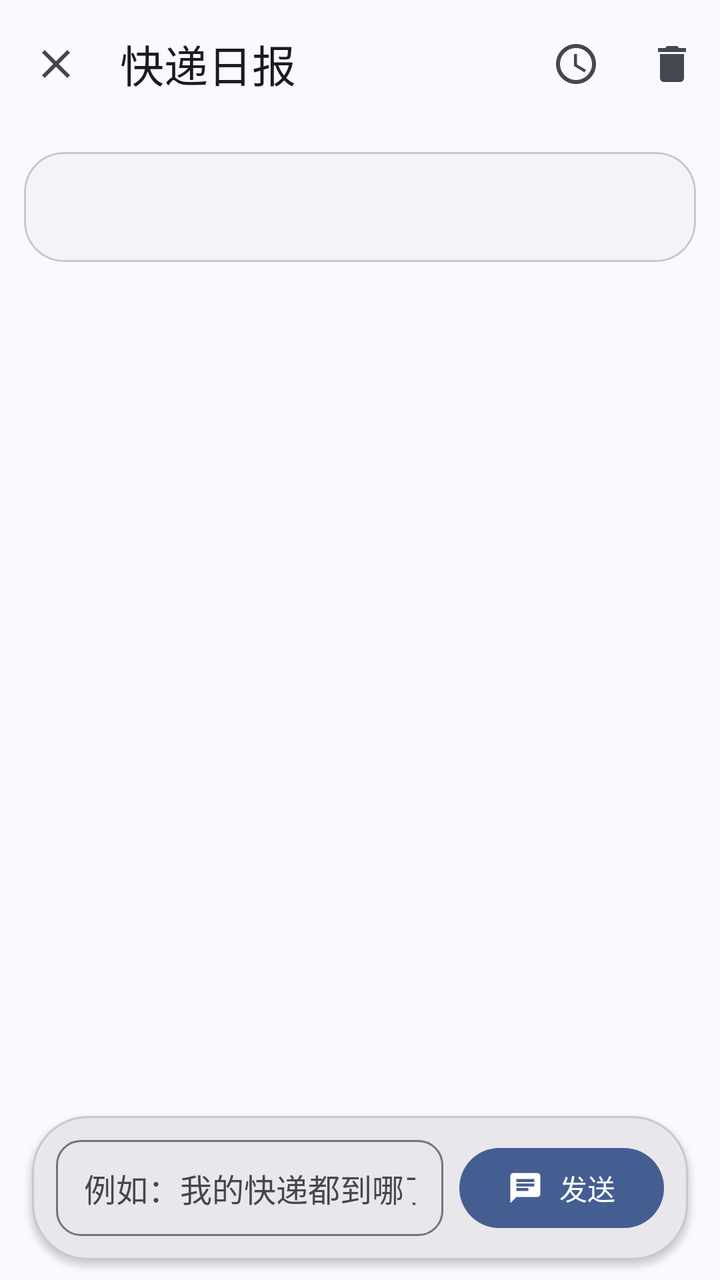
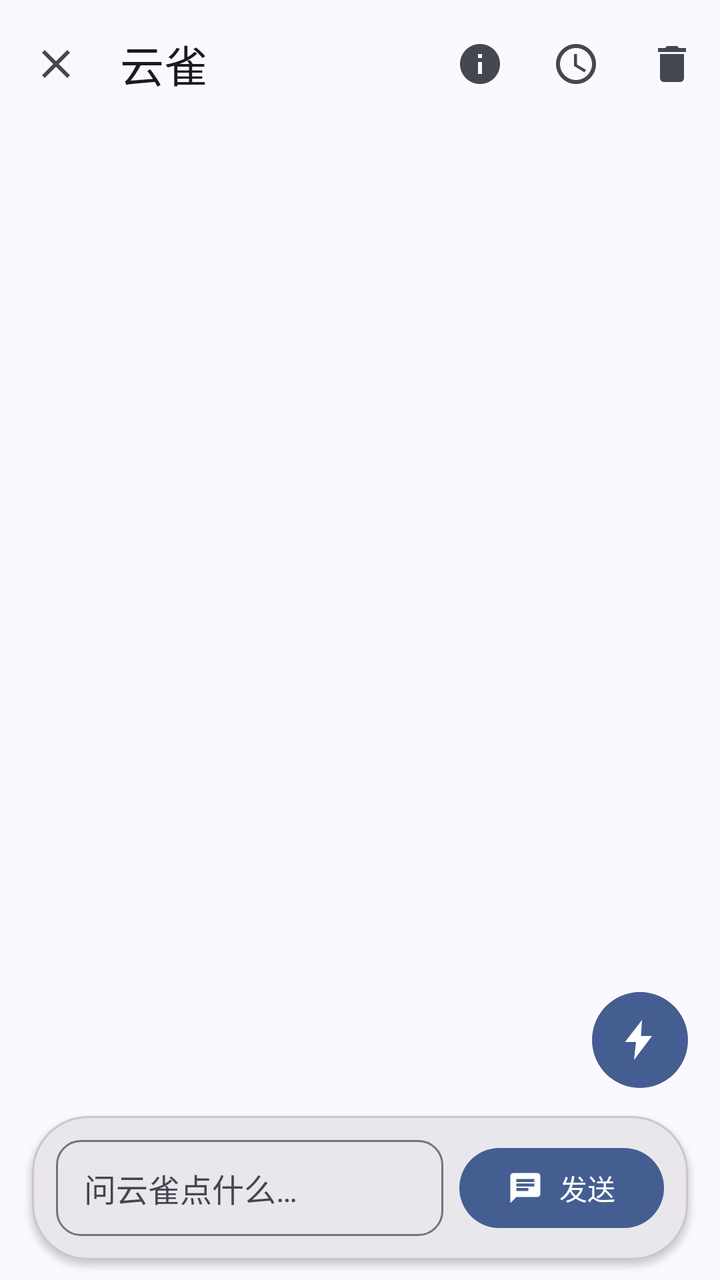

The first picture is an Android layout as it rendered before a commit; the second is the same layout after the commit. The layout source and the unified diff follow.
<!-- AndroidManifest.xml: application theme Theme.ExpressAssistant -->
<!-- res/layout/activity_chat.xml -->
<?xml version="1.0" encoding="utf-8"?>
<LinearLayout xmlns:android="http://schemas.android.com/apk/res/android"
    xmlns:app="http://schemas.android.com/apk/res-auto"
    android:layout_width="match_parent"
    android:layout_height="match_parent"
    android:background="?attr/colorSurface"
    android:orientation="vertical">

    <com.google.android.material.appbar.MaterialToolbar
        android:id="@+id/toolbar"
        android:layout_width="match_parent"
        android:layout_height="?attr/actionBarSize"
        android:background="?attr/colorSurface"
        app:navigationIcon="@drawable/ic_close"
        app:title="快递日报">

        <LinearLayout
            android:layout_width="wrap_content"
            android:layout_height="match_parent"
            android:layout_gravity="end"
            android:gravity="center_vertical"
            android:orientation="horizontal">

            <ImageButton
                android:id="@+id/btn_schedule"
                android:layout_width="48dp"
                android:layout_height="48dp"
                android:background="?attr/selectableItemBackgroundBorderless"
                android:contentDescription="定时日报"
                android:src="@drawable/ic_schedule" />

            <ImageButton
                android:id="@+id/btn_clear"
                android:layout_width="48dp"
                android:layout_height="48dp"
                android:background="?attr/selectableItemBackgroundBorderless"
                android:contentDescription="清空对话"
                android:src="@drawable/ic_delete" />
        </LinearLayout>
    </com.google.android.material.appbar.MaterialToolbar>

    <ScrollView
        android:layout_width="match_parent"
        android:layout_height="0dp"
        android:layout_weight="1"
        android:padding="12dp">

        <com.google.android.material.card.MaterialCardView
            android:layout_width="match_parent"
            android:layout_height="wrap_content"
            app:cardBackgroundColor="?attr/colorSurfaceContainerLow"
            app:cardCornerRadius="20dp"
            app:cardElevation="0dp">

            <TextView
                android:id="@+id/output"
                android:layout_width="match_parent"
                android:layout_height="wrap_content"
                android:lineSpacingExtra="3dp"
                android:padding="18dp"
                android:textAppearance="@style/TextAppearance.Material3.BodyMedium"
                android:textColor="?attr/colorOnSurface"
                android:textIsSelectable="true" />
        </com.google.android.material.card.MaterialCardView>
    </ScrollView>

    <com.google.android.material.card.MaterialCardView
        android:id="@+id/input_bar"
        android:layout_width="match_parent"
        android:layout_height="wrap_content"
        android:layout_marginHorizontal="16dp"
        android:layout_marginBottom="10dp"
        app:cardBackgroundColor="?attr/colorSurfaceContainerHigh"
        app:cardCornerRadius="28dp"
        app:cardElevation="2dp">

        <LinearLayout
            android:layout_width="match_parent"
            android:layout_height="wrap_content"
            android:gravity="center_vertical"
            android:orientation="horizontal"
            android:padding="12dp">

            <EditText
                android:id="@+id/input"
                android:layout_width="0dp"
                android:layout_height="48dp"
                android:layout_weight="1"
                android:background="@drawable/bg_input_outline"
                android:gravity="center_vertical"
                android:hint="例如：我的快递都到哪了？"
                android:inputType="text"
                android:maxLines="3"
                android:paddingHorizontal="14dp"
                android:textColor="?attr/colorOnSurface"
                android:textColorHint="?attr/colorOnSurfaceVariant"
                android:textSize="16sp" />

            <com.google.android.material.button.MaterialButton
                android:id="@+id/send"
                android:layout_width="wrap_content"
                android:layout_height="wrap_content"
                android:layout_marginStart="8dp"
                android:text="发送"
                app:icon="@drawable/ic_chat" />
        </LinearLayout>
    </com.google.android.material.card.MaterialCardView>
</LinearLayout>
<!-- resources referenced by this layout -->
<resources>
  <!-- drawable bg_input_outline (drawable) -->
  <?xml version="1.0" encoding="utf-8"?>
  <shape xmlns:android="http://schemas.android.com/apk/res/android"
      android:shape="rectangle">
      <solid android:color="?attr/colorSurfaceContainerHigh" />
      <stroke
          android:width="1dp"
          android:color="?attr/colorOutline" />
      <corners android:radius="12dp" />
  </shape>
  <!-- drawable ic_chat (drawable) -->
  <vector xmlns:android="http://schemas.android.com/apk/res/android"
      android:width="24dp"
      android:height="24dp"
      android:viewportWidth="24"
      android:viewportHeight="24">
      <path
          android:fillColor="?attr/colorControlNormal"
          android:pathData="M20,2H4c-1.1,0 -1.99,0.9 -1.99,2L2,22l4,-4h14c1.1,0 2,-0.9 2,-2V4c0,-1.1 -0.9,-2 -2,-2zM6,9h12v2H6V9zM14,14H6v-2h8v2zM18,8H6V6h12v2z" />
  </vector>
  <!-- drawable ic_close (drawable) -->
  <vector xmlns:android="http://schemas.android.com/apk/res/android"
      android:width="24dp"
      android:height="24dp"
      android:viewportWidth="24"
      android:viewportHeight="24">
      <path
          android:fillColor="?attr/colorControlNormal"
          android:pathData="M19,6.41L17.59,5 12,10.59 6.41,5 5,6.41 10.59,12 5,17.59 6.41,19 12,13.41 17.59,19 19,17.59 13.41,12z" />
  </vector>
  <!-- drawable ic_delete (drawable) -->
  <vector xmlns:android="http://schemas.android.com/apk/res/android"
      android:width="24dp"
      android:height="24dp"
      android:viewportWidth="24"
      android:viewportHeight="24">
      <path
          android:fillColor="?attr/colorControlNormal"
          android:pathData="M6,19c0,1.1 0.9,2 2,2h8c1.1,0 2,-0.9 2,-2V7H6v12zM19,4h-3.5l-1,-1h-5l-1,1H5v2h14V4z" />
  </vector>
  <!-- drawable ic_schedule (drawable) -->
  <vector xmlns:android="http://schemas.android.com/apk/res/android"
      android:width="24dp"
      android:height="24dp"
      android:viewportWidth="24"
      android:viewportHeight="24">
      <path
          android:fillColor="?attr/colorControlNormal"
          android:pathData="M12,2C6.48,2 2,6.48 2,12s4.48,10 10,10 10,-4.48 10,-10S17.52,2 12,2zM12,20c-4.41,0 -8,-3.59 -8,-8s3.59,-8 8,-8 8,3.59 8,8 -3.59,8 -8,8zM12.5,7H11v6l5.25,3.15 0.75,-1.23 -4.5,-2.67z" />
  </vector>
  <style name="Theme.ExpressAssistant" parent="Theme.Material3.DynamicColors.DayNight.NoActionBar">
          <item name="android:statusBarColor">@android:color/transparent</item>
          <item name="android:navigationBarColor">@android:color/transparent</item>
          <item name="android:windowLightStatusBar">true</item>
          <item name="android:windowLightNavigationBar">true</item>
      </style>
</resources>

<!-- the commit's change to res/layout/activity_chat.xml (unified diff, before → after) -->
@@ -12,7 +12,7 @@
         android:layout_height="?attr/actionBarSize"
         android:background="?attr/colorSurface"
         app:navigationIcon="@drawable/ic_close"
-        app:title="快递日报">
+        app:title="云雀">
 
         <LinearLayout
             android:layout_width="wrap_content"
@@ -20,6 +20,14 @@
             android:layout_gravity="end"
             android:gravity="center_vertical"
             android:orientation="horizontal">
+
+            <ImageButton
+                android:id="@+id/btn_info"
+                android:layout_width="48dp"
+                android:layout_height="48dp"
+                android:background="?attr/selectableItemBackgroundBorderless"
+                android:contentDescription="关于云雀"
+                android:src="@drawable/ic_info" />
 
             <ImageButton
                 android:id="@+id/btn_schedule"
@@ -39,70 +47,80 @@
         </LinearLayout>
     </com.google.android.material.appbar.MaterialToolbar>
 
-    <ScrollView
+    <FrameLayout
         android:layout_width="match_parent"
         android:layout_height="0dp"
-        android:layout_weight="1"
-        android:padding="12dp">
+        android:layout_weight="1">
+
+        <ScrollView
+            android:id="@+id/scroll"
+            android:layout_width="match_parent"
+            android:layout_height="match_parent"
+            android:fillViewport="false"
+            android:paddingHorizontal="12dp"
+            android:paddingVertical="8dp">
+
+            <LinearLayout
+                android:id="@+id/messages"
+                android:layout_width="match_parent"
+                android:layout_height="wrap_content"
+                android:orientation="vertical" />
+        </ScrollView>
+
+        <ImageButton
+            android:id="@+id/btn_preset"
+            android:layout_width="48dp"
+            android:layout_height="48dp"
+            android:layout_gravity="bottom|end"
+            android:layout_marginEnd="16dp"
+            android:layout_marginBottom="96dp"
+            android:background="@drawable/bg_icon_circle_primary"
+            android:contentDescription="预制问题"
+            android:padding="12dp"
+            android:src="@drawable/ic_preset"
+            app:tint="?attr/colorOnPrimary" />
 
         <com.google.android.material.card.MaterialCardView
+            android:id="@+id/input_bar"
             android:layout_width="match_parent"
             android:layout_height="wrap_content"
-            app:cardBackgroundColor="?attr/colorSurfaceContainerLow"
-            app:cardCornerRadius="20dp"
-            app:cardElevation="0dp">
+            android:layout_gravity="bottom"
+            android:layout_marginHorizontal="16dp"
+            android:layout_marginBottom="10dp"
+            app:cardBackgroundColor="?attr/colorSurfaceContainerHigh"
+            app:cardCornerRadius="28dp"
+            app:cardElevation="2dp">
 
-            <TextView
-                android:id="@+id/output"
+            <LinearLayout
                 android:layout_width="match_parent"
                 android:layout_height="wrap_content"
-                android:lineSpacingExtra="3dp"
-                android:padding="18dp"
-                android:textAppearance="@style/TextAppearance.Material3.BodyMedium"
-                android:textColor="?attr/colorOnSurface"
-                android:textIsSelectable="true" />
+                android:gravity="center_vertical"
+                android:orientation="horizontal"
+                android:padding="12dp">
+
+                <EditText
+                    android:id="@+id/input"
+                    android:layout_width="0dp"
+                    android:layout_height="48dp"
+                    android:layout_weight="1"
+                    android:background="@drawable/bg_input_outline"
+                    android:gravity="center_vertical"
+                    android:hint="问云雀点什么…"
+                    android:inputType="text"
+                    android:maxLines="3"
+                    android:paddingHorizontal="14dp"
+                    android:textColor="?attr/colorOnSurface"
+                    android:textColorHint="?attr/colorOnSurfaceVariant"
+                    android:textSize="16sp" />
+
+                <com.google.android.material.button.MaterialButton
+                    android:id="@+id/send"
+                    android:layout_width="wrap_content"
+                    android:layout_height="wrap_content"
+                    android:layout_marginStart="8dp"
+                    android:text="发送"
+                    app:icon="@drawable/ic_chat" />
+            </LinearLayout>
         </com.google.android.material.card.MaterialCardView>
-    </ScrollView>
-
-    <com.google.android.material.card.MaterialCardView
-        android:id="@+id/input_bar"
-        android:layout_width="match_parent"
-        android:layout_height="wrap_content"
-        android:layout_marginHorizontal="16dp"
-        android:layout_marginBottom="10dp"
-        app:cardBackgroundColor="?attr/colorSurfaceContainerHigh"
-        app:cardCornerRadius="28dp"
-        app:cardElevation="2dp">
-
-        <LinearLayout
-            android:layout_width="match_parent"
-            android:layout_height="wrap_content"
-            android:gravity="center_vertical"
-            android:orientation="horizontal"
-            android:padding="12dp">
-
-            <EditText
-                android:id="@+id/input"
-                android:layout_width="0dp"
-                android:layout_height="48dp"
-                android:layout_weight="1"
-                android:background="@drawable/bg_input_outline"
-                android:gravity="center_vertical"
-                android:hint="例如：我的快递都到哪了？"
-                android:inputType="text"
-                android:maxLines="3"
-                android:paddingHorizontal="14dp"
-                android:textColor="?attr/colorOnSurface"
-                android:textColorHint="?attr/colorOnSurfaceVariant"
-                android:textSize="16sp" />
-
-            <com.google.android.material.button.MaterialButton
-                android:id="@+id/send"
-                android:layout_width="wrap_content"
-                android:layout_height="wrap_content"
-                android:layout_marginStart="8dp"
-                android:text="发送"
-                app:icon="@drawable/ic_chat" />
-        </LinearLayout>
-    </com.google.android.material.card.MaterialCardView>
+    </FrameLayout>
 </LinearLayout>
<!-- resource entries referenced after the edit -->
@@ -1,5 +1,11 @@
 <!-- resources referenced by this layout -->
 <resources>
+  <!-- drawable bg_icon_circle_primary (drawable) -->
+  <?xml version="1.0" encoding="utf-8"?>
+  <shape xmlns:android="http://schemas.android.com/apk/res/android"
+      android:shape="oval">
+      <solid android:color="?attr/colorPrimary" />
+  </shape>
   <!-- drawable bg_input_outline (drawable) -->
   <?xml version="1.0" encoding="utf-8"?>
   <shape xmlns:android="http://schemas.android.com/apk/res/android"
@@ -40,6 +46,26 @@
           android:fillColor="?attr/colorControlNormal"
           android:pathData="M6,19c0,1.1 0.9,2 2,2h8c1.1,0 2,-0.9 2,-2V7H6v12zM19,4h-3.5l-1,-1h-5l-1,1H5v2h14V4z" />
   </vector>
+  <!-- drawable ic_info (drawable) -->
+  <vector xmlns:android="http://schemas.android.com/apk/res/android"
+      android:width="24dp"
+      android:height="24dp"
+      android:viewportWidth="24"
+      android:viewportHeight="24">
+      <path
+          android:fillColor="?attr/colorControlNormal"
+          android:pathData="M12,2C6.48,2 2,6.48 2,12s4.48,10 10,10 10,-4.48 10,-10S17.52,2 12,2zM13,17h-2v-6h2zM13,9h-2v-2h2z" />
+  </vector>
+  <!-- drawable ic_preset (drawable) -->
+  <vector xmlns:android="http://schemas.android.com/apk/res/android"
+      android:width="24dp"
+      android:height="24dp"
+      android:viewportWidth="24"
+      android:viewportHeight="24">
+      <path
+          android:fillColor="?attr/colorControlNormal"
+          android:pathData="M13,2L4.5,13h5.5l-1,9L18,10h-5.5z" />
+  </vector>
   <!-- drawable ic_schedule (drawable) -->
   <vector xmlns:android="http://schemas.android.com/apk/res/android"
       android:width="24dp"
@@ -51,10 +77,12 @@
           android:pathData="M12,2C6.48,2 2,6.48 2,12s4.48,10 10,10 10,-4.48 10,-10S17.52,2 12,2zM12,20c-4.41,0 -8,-3.59 -8,-8s3.59,-8 8,-8 8,3.59 8,8 -3.59,8 -8,8zM12.5,7H11v6l5.25,3.15 0.75,-1.23 -4.5,-2.67z" />
   </vector>
   <style name="Theme.ExpressAssistant" parent="Theme.Material3.DynamicColors.DayNight.NoActionBar">
+          <item name="android:windowBackground">@color/window_background</item>
           <item name="android:statusBarColor">@android:color/transparent</item>
           <item name="android:navigationBarColor">@android:color/transparent</item>
           <item name="android:windowLightStatusBar">true</item>
           <item name="android:windowLightNavigationBar">true</item>
       </style>
+  <color name="window_background">#FFFFFF</color>
 </resources>
 
